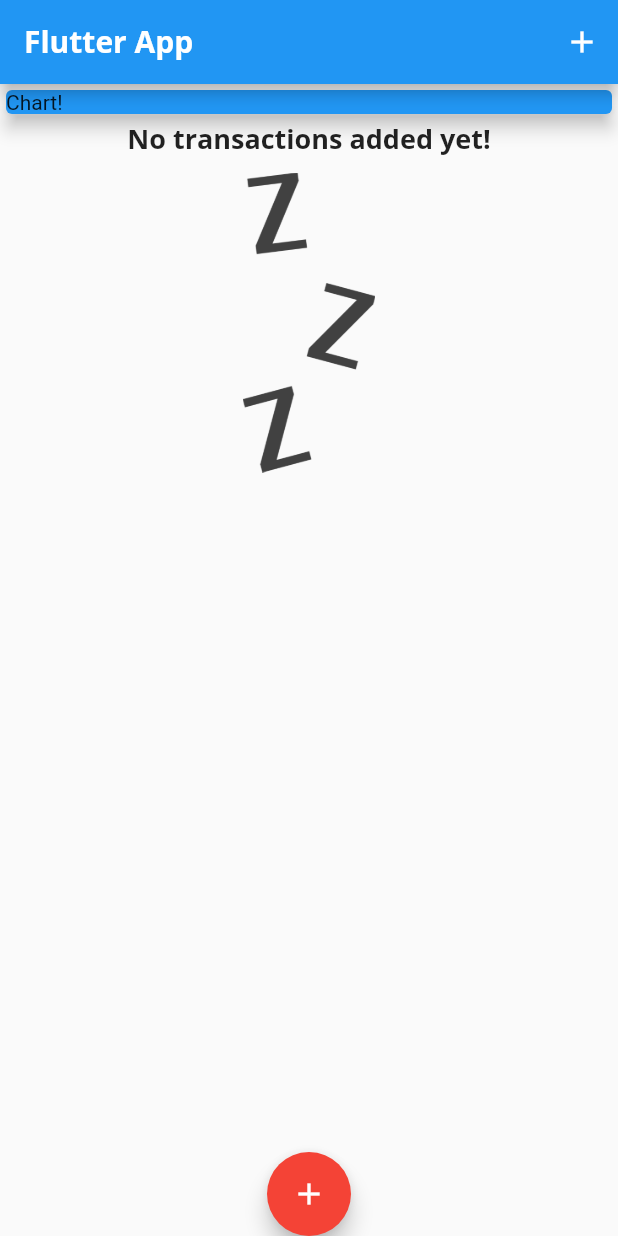
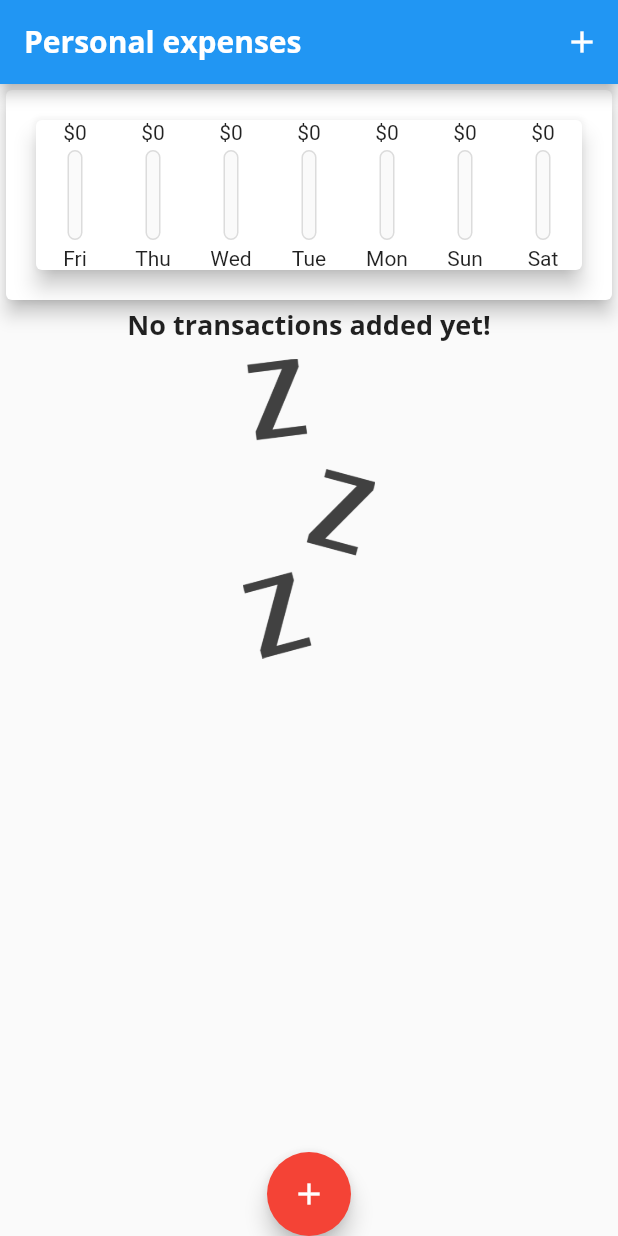
Before and after one commit to MihaiTudorP/flutter_personal_expense_tracker, a Flutter app: the screen it shows after launch, on a phone screen of 412 x 824 dp. Run offline on Flutter 3.47's test engine with Material 2 defaults, Android fonts, the phone set to English and light mode, and no system bars.

Commit message:
Added chart functionality

```diff
--- a/lib/main.dart
+++ b/lib/main.dart
@@ -1,4 +1,5 @@
 import 'package:flutter/material.dart';
+import 'package:personal_expense_tracker/widgets/chart.dart';
 import 'package:personal_expense_tracker/widgets/new_transaction.dart';
 import 'package:personal_expense_tracker/widgets/user_transactions.dart';
 
@@ -74,10 +75,23 @@ class _MyHomePageState extends State<MyHomePage> {
         });
   }
 
+  List<Transaction> get getRecentTransactions {
+    return _userTransactions.where((transaction) {
+      return transaction.date.isAfter(getOldestDateTruncated);
+    }).toList();
+  }
+
+  DateTime get getOldestDateTruncated {
+    final oldestDate = DateTime.now().subtract(const Duration(days: 7));
+    final truncatedOldestDate =
+        DateTime(oldestDate.year, oldestDate.month, oldestDate.day);
+    return truncatedOldestDate;
+  }
+
   @override
   Widget build(BuildContext context) {
     return Scaffold(
-      appBar: AppBar(title: const Text('Flutter App'), actions: <Widget>[
+      appBar: AppBar(title: const Text('Personal expenses'), actions: <Widget>[
         IconButton(
             onPressed: () => startAddNewTransaction(context),
             icon: const Icon(Icons.add))
@@ -89,9 +103,9 @@ class _MyHomePageState extends State<MyHomePage> {
               SizedBox(
                   width: double.infinity,
                   child: Card(
-                      color: Theme.of(context).primaryColor,
+                      color: Theme.of(context).cardColor,
                       elevation: 5,
-                      child: const Text('Chart!'))),
+                      child: Chart(recentTransactions: getRecentTransactions))),
               UserTransactions(
                 userTransactions: _userTransactions,
               ),
--- /dev/null
+++ b/lib/widgets/chart.dart
@@ -0,0 +1,52 @@
+import 'package:flutter/material.dart';
+import 'package:intl/intl.dart';
+import 'package:personal_expense_tracker/models/transaction.dart';
+import 'package:personal_expense_tracker/widgets/chart_bar.dart';
+
+class Chart extends StatelessWidget {
+  const Chart({required this.recentTransactions, super.key});
+  final List<Transaction> recentTransactions;
+
+  double get totalAmountPerWeek {
+    return recentTransactions.fold(
+        0.0, (sum, transaction) => sum + transaction.amount);
+  }
+
+  List<Map<String, Object>> get groupedTransactions {
+    return List.generate(7, (index) {
+      final weekDay = DateTime.now().subtract(Duration(days: index));
+      double totalSum = 0;
+
+      for (var recentTransaction in recentTransactions) {
+        if (recentTransaction.date.day == weekDay.day &&
+            recentTransaction.date.month == weekDay.month &&
+            recentTransaction.date.year == weekDay.year) {
+          totalSum += recentTransaction.amount;
+        }
+      }
+      return {
+        'day': DateFormat.E().format(weekDay),
+        'amount': totalSum,
+        'percentage': totalSum == 0.0 ? 0.0 : totalSum / totalAmountPerWeek
+      };
+    });
+  }
+
+  @override
+  Widget build(BuildContext context) {
+    return Card(
+        elevation: 6,
+        margin: const EdgeInsets.all(20),
+        child: Row(
+          mainAxisAlignment: MainAxisAlignment.spaceAround,
+          children: groupedTransactions
+              .map((amountPerDayItem) => ChartBar(
+                    label: amountPerDayItem['day'] as String,
+                    spendingAmount: amountPerDayItem['amount'] as double,
+                    spendingPercentageOfTotal:
+                        amountPerDayItem['percentage'] as double,
+                  ))
+              .toList(),
+        ));
+  }
+}
--- /dev/null
+++ b/lib/widgets/chart_bar.dart
@@ -0,0 +1,49 @@
+import 'package:flutter/material.dart';
+
+class ChartBar extends StatelessWidget {
+  const ChartBar(
+      {required this.label,
+      required this.spendingAmount,
+      required this.spendingPercentageOfTotal,
+      super.key});
+  final String label;
+  final double spendingAmount;
+  final double spendingPercentageOfTotal;
+
+  @override
+  Widget build(BuildContext context) {
+    return Flexible(
+      fit: FlexFit.tight,
+      child: Column(children: <Widget>[
+        FittedBox(child: Text('\$${spendingAmount.toStringAsFixed(0)}')),
+        const SizedBox(
+          height: 4,
+        ),
+        SizedBox(
+          height: 60,
+          width: 10,
+          child: Stack(children: <Widget>[
+            Container(
+              decoration: BoxDecoration(
+                  border: Border.all(
+                      color: Theme.of(context).dividerColor, width: 1.0),
+                  color: Theme.of(context).canvasColor,
+                  borderRadius: BorderRadius.circular(10)),
+            ),
+            FractionallySizedBox(
+              heightFactor: spendingPercentageOfTotal,
+              child: Container(
+                  decoration: BoxDecoration(
+                      borderRadius: BorderRadius.circular(10),
+                      color: Theme.of(context).primaryColor)),
+            )
+          ]),
+        ),
+        const SizedBox(
+          height: 4,
+        ),
+        Text(label)
+      ]),
+    );
+  }
+}
--- a/lib/widgets/transaction_list.dart
+++ b/lib/widgets/transaction_list.dart
@@ -7,7 +7,7 @@ class TransactionList extends StatelessWidget {
   final List<Transaction> userTransactions;
   @override
   Widget build(BuildContext context) {
-    return Container(
+    return SizedBox(
       height: 300,
       child: userTransactions.isEmpty
           ? Column(
@@ -17,7 +17,7 @@ class TransactionList extends StatelessWidget {
                 const SizedBox(
                   height: 10,
                 ),
-                Container(
+                SizedBox(
                     height: 200,
                     child: Image.asset('assets/images/waiting.png',
                         fit: BoxFit.cover))
```
